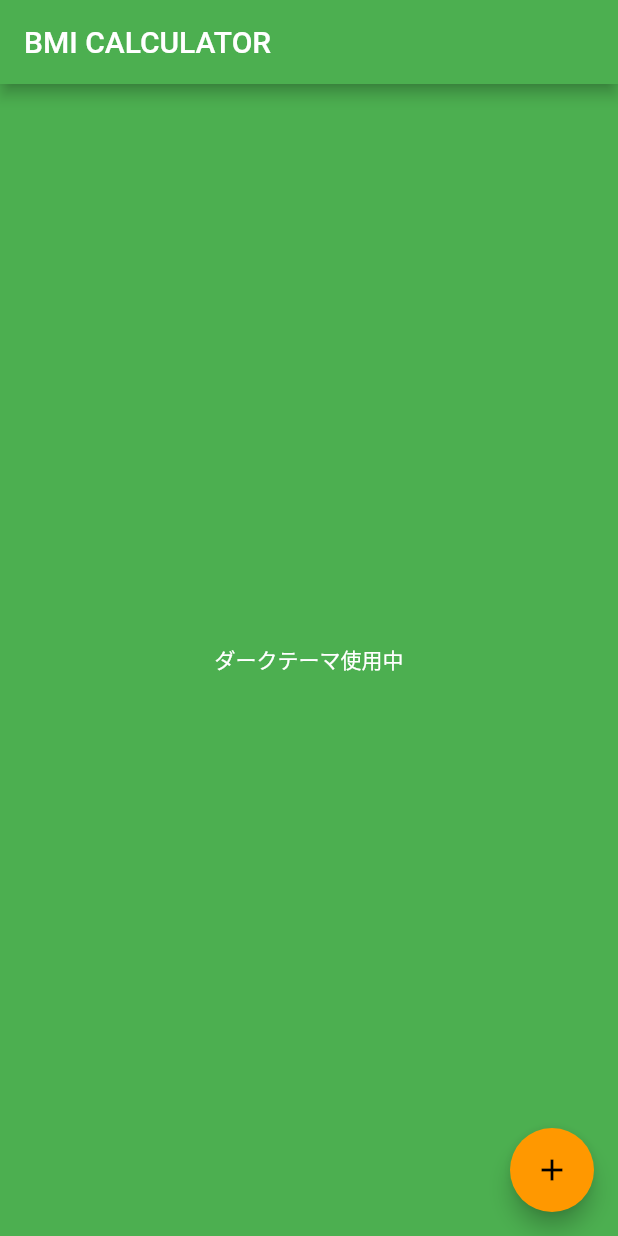
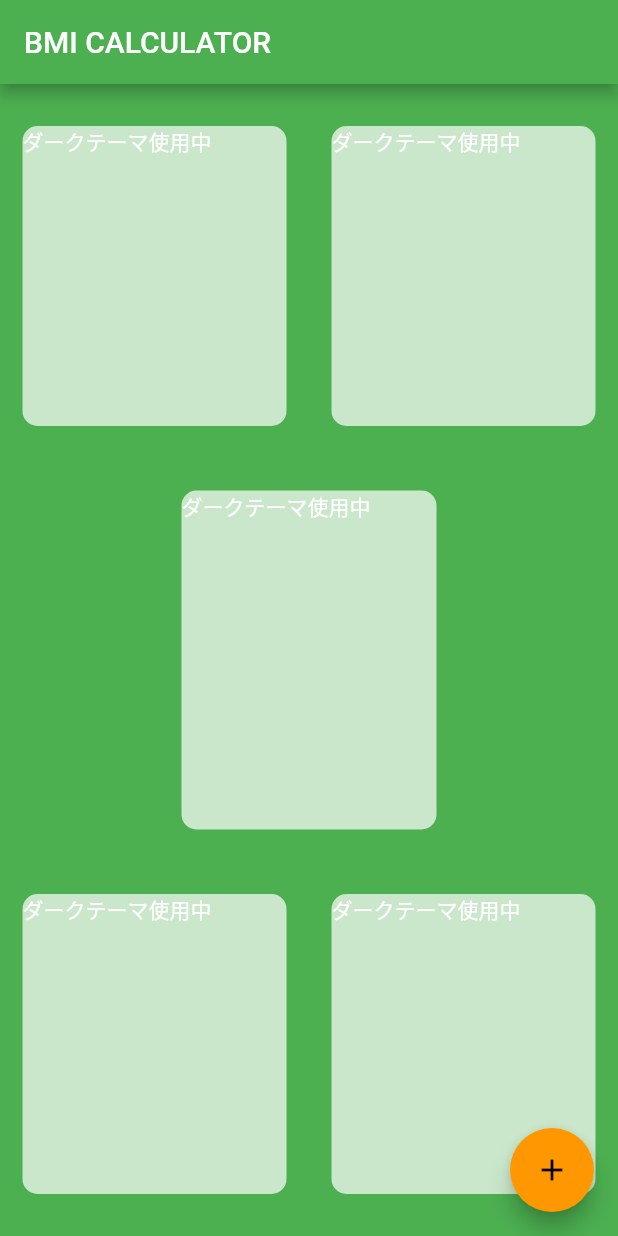
Before and after one commit to moriyamasaaaki/calculator_app, a Flutter app: the screen it shows after launch, on a phone screen of 412 x 824 dp. Run offline on Flutter 3.47's test engine with Material 2 defaults, Android fonts, the phone set to English and light mode, and no system bars.

Commit message:
refactor(input_page): コード修正

```diff
--- a/lib/input_page.dart
+++ b/lib/input_page.dart
@@ -12,8 +12,44 @@ class _InputPageState extends State<InputPage> {
       appBar: AppBar(
         title: Text('BMI CALCULATOR'),
       ),
-      body: Center(
-        child: Text('ダークテーマ使用中'),
+      body: Column(
+        children: <Widget>[
+          Expanded(
+              child: Row(
+            children: <Widget>[
+              Expanded(
+                child: ReusableCard(
+                  color: Colors.white70,
+                ),
+              ),
+              Expanded(
+                child: ReusableCard(
+                  color: Colors.white70,
+                ),
+              ),
+            ],
+          )),
+          Expanded(
+            child: ReusableCard(
+              color: Colors.white70,
+            ),
+          ),
+          Expanded(
+              child: Row(
+            children: <Widget>[
+              Expanded(
+                child: ReusableCard(
+                  color: Colors.white70,
+                ),
+              ),
+              Expanded(
+                child: ReusableCard(
+                  color: Colors.white70,
+                ),
+              ),
+            ],
+          )),
+        ],
       ),
       floatingActionButton: Theme(
         data: ThemeData(accentColor: Colors.orange),
@@ -24,3 +60,20 @@ class _InputPageState extends State<InputPage> {
     );
   }
 }
+
+class ReusableCard extends StatelessWidget {
+  ReusableCard({@required this.color});
+
+  final Color color;
+  @override
+  Widget build(BuildContext context) {
+    return Container(
+      margin: EdgeInsets.all(15.0),
+      decoration: BoxDecoration(
+          color: color, borderRadius: BorderRadius.circular(10.0)),
+      width: 170.0,
+      height: 200.0,
+      child: Text('ダークテーマ使用中'),
+    );
+  }
+}
```
